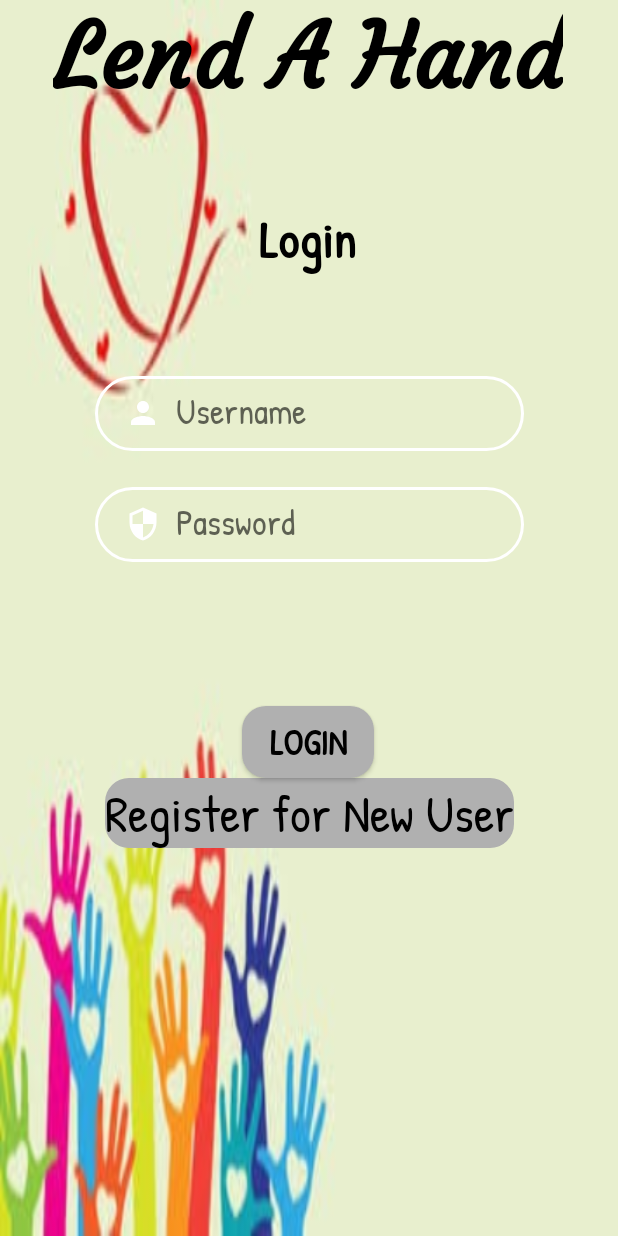
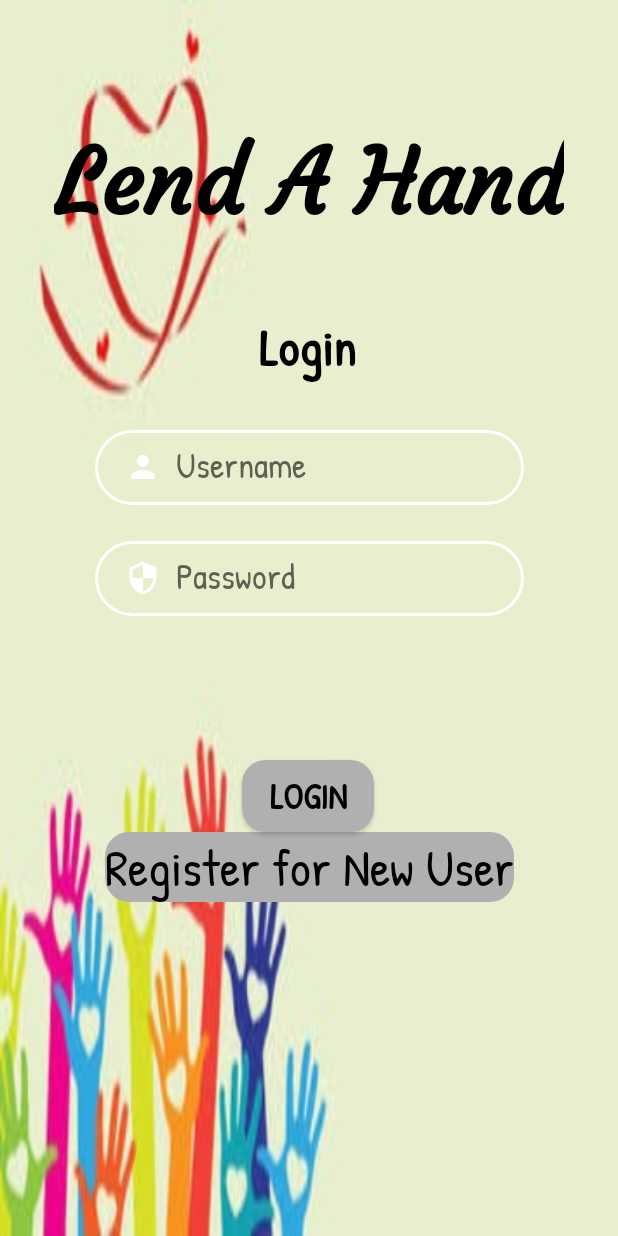
Before and after one commit to Raquel9988/lend-a-hand, an Android app: the screen it shows after launch (LoginActivity), on a phone screen of 412 x 824 dp. Run offline under Robolectric (Android 15) with nearby library versions, the phone set to English and light mode, and no system bars; our stand-ins replace Volley.

Commit message:
Changed orientation

```diff
--- a/src/main/res/layout/activity_login.xml
+++ b/src/main/res/layout/activity_login.xml
@@ -12,22 +12,21 @@
         android:id="@+id/textViewHeading"
         android:layout_width="wrap_content"
         android:layout_height="wrap_content"
-        android:layout_marginBottom="44dp"
+        android:layout_marginTop="84dp"
         android:fontFamily="@font/courgette_regular"
         android:text="Lend A Hand"
         android:textColor="@color/design_default_color_on_secondary"
         android:textSize="60sp"
         android:textStyle="bold"
-        app:layout_constraintBottom_toTopOf="@+id/textViewAppTitle"
         app:layout_constraintEnd_toEndOf="parent"
-        app:layout_constraintHorizontal_bias="0.491"
-        app:layout_constraintStart_toStartOf="parent" />
+        app:layout_constraintStart_toStartOf="parent"
+        app:layout_constraintTop_toTopOf="parent" />
 
     <TextView
         android:id="@+id/textViewAppTitle"
         android:layout_width="wrap_content"
         android:layout_height="wrap_content"
-        android:layout_marginTop="60dp"
+        android:layout_marginTop="48dp"
         android:fontFamily="@font/patrickhand2_regular"
         android:text="Login"
         android:textColor="@color/black"
@@ -42,7 +41,7 @@
         android:id="@+id/editTextLoginUsername"
         android:layout_width="286dp"
         android:layout_height="50dp"
-        android:layout_marginTop="68dp"
+        android:layout_marginTop="32dp"
         android:background="@drawable/input_bg"
         android:drawableLeft="@drawable/ic_baseline_person_24"
         android:drawablePadding="10dp"
```
